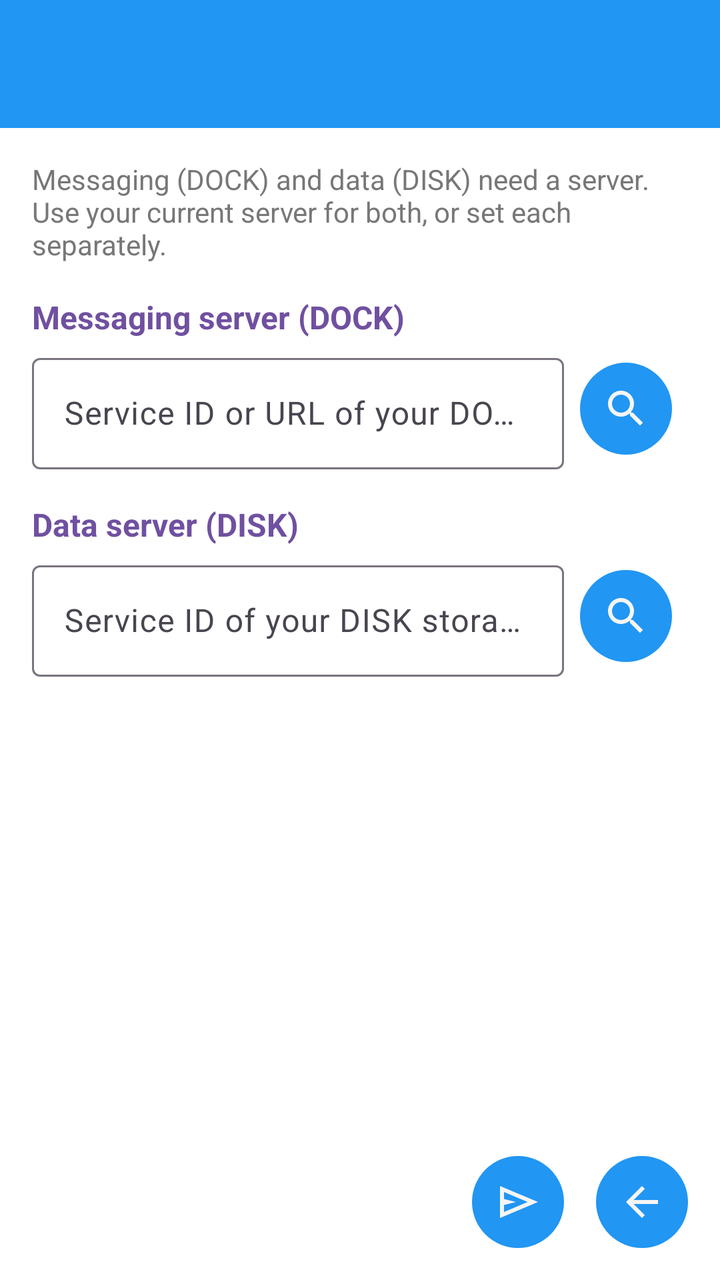
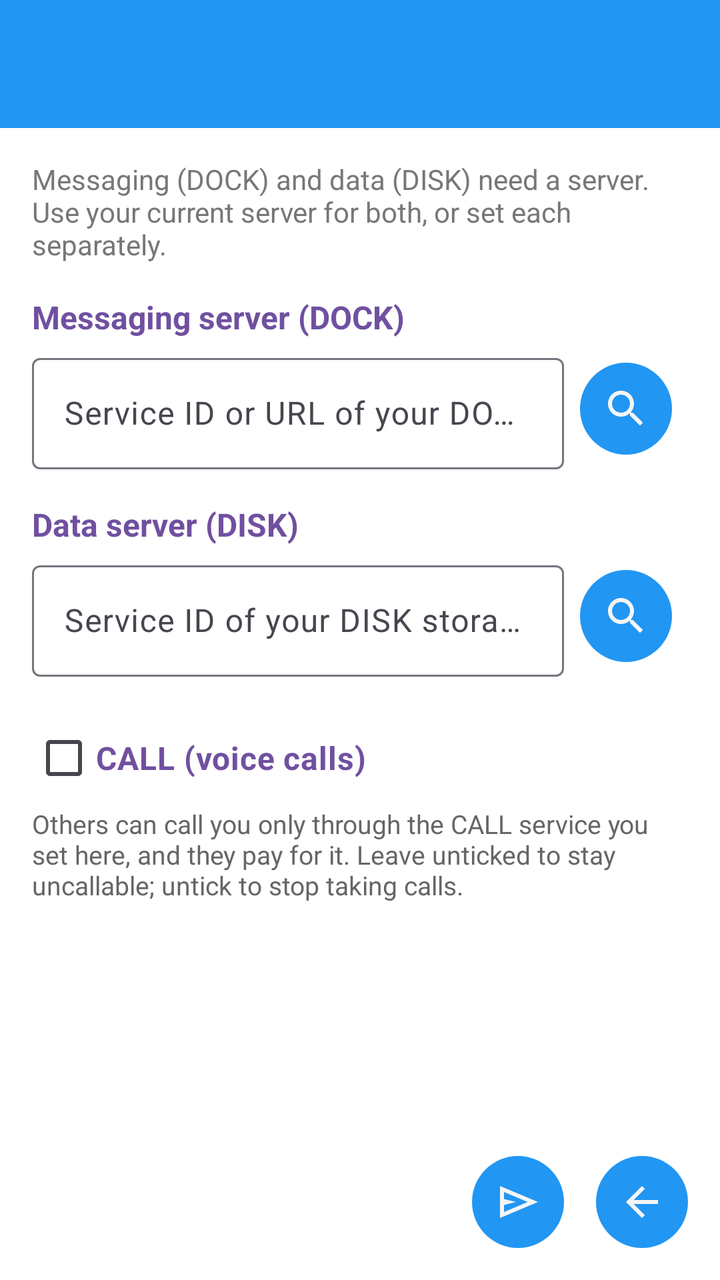

Screens rendered from an Android XML layout before and after an edit, with the pre-edit source and the edit as a unified diff.
<!-- AndroidManifest.xml: application theme Theme.Freer -->
<!-- res/layout/activity_server_setup.xml -->
<?xml version="1.0" encoding="utf-8"?>
<LinearLayout xmlns:android="http://schemas.android.com/apk/res/android"
    xmlns:app="http://schemas.android.com/apk/res-auto"
    android:layout_width="match_parent"
    android:layout_height="match_parent"
    android:orientation="vertical">

    <include layout="@layout/common_toolbar" />

    <ScrollView
        android:id="@+id/scroll_view"
        android:layout_width="match_parent"
        android:layout_height="0dp"
        android:layout_weight="1"
        android:fillViewport="true">

        <LinearLayout
            android:layout_width="match_parent"
            android:layout_height="wrap_content"
            android:orientation="vertical"
            android:padding="16dp">

            <TextView
                android:layout_width="match_parent"
                android:layout_height="wrap_content"
                android:text="@string/server_setup_message"
                android:textColor="@color/hint"
                android:textSize="14sp"
                android:layout_marginBottom="16dp" />

            
            <TextView
                android:layout_width="match_parent"
                android:layout_height="wrap_content"
                android:text="@string/server_setup_dock_label"
                android:textColor="@color/field_name"
                android:textSize="16sp"
                android:textStyle="bold"
                android:layout_marginBottom="4dp" />

            <LinearLayout
                android:layout_width="match_parent"
                android:layout_height="wrap_content"
                android:orientation="horizontal"
                android:gravity="center_vertical">

                <com.google.android.material.textfield.TextInputLayout
                    android:layout_width="0dp"
                    android:layout_height="wrap_content"
                    android:layout_weight="1"
                    app:boxBackgroundColor="@color/input_field_background"
                    style="@style/Widget.Material3.TextInputLayout.OutlinedBox">

                    <com.google.android.material.textfield.TextInputEditText
                        android:id="@+id/dock_input"
                        android:layout_width="match_parent"
                        android:layout_height="wrap_content"
                        android:hint="@string/server_setup_dock_hint"
                        android:inputType="text"
                        android:maxLines="3" />
                </com.google.android.material.textfield.TextInputLayout>

                <ImageButton
                    android:id="@+id/choose_dock_button"
                    style="@style/ImageButtonStyle"
                    android:layout_marginStart="8dp"
                    android:src="@drawable/ic_search"
                    android:contentDescription="@string/choose_another" />
            </LinearLayout>

            
            <TextView
                android:layout_width="match_parent"
                android:layout_height="wrap_content"
                android:text="@string/server_setup_disk_label"
                android:textColor="@color/field_name"
                android:textSize="16sp"
                android:textStyle="bold"
                android:layout_marginTop="16dp"
                android:layout_marginBottom="4dp" />

            <LinearLayout
                android:layout_width="match_parent"
                android:layout_height="wrap_content"
                android:orientation="horizontal"
                android:gravity="center_vertical">

                <com.google.android.material.textfield.TextInputLayout
                    android:layout_width="0dp"
                    android:layout_height="wrap_content"
                    android:layout_weight="1"
                    app:boxBackgroundColor="@color/input_field_background"
                    style="@style/Widget.Material3.TextInputLayout.OutlinedBox">

                    <com.google.android.material.textfield.TextInputEditText
                        android:id="@+id/disk_input"
                        android:layout_width="match_parent"
                        android:layout_height="wrap_content"
                        android:hint="@string/server_setup_disk_hint"
                        android:inputType="text"
                        android:maxLines="3" />
                </com.google.android.material.textfield.TextInputLayout>

                <ImageButton
                    android:id="@+id/choose_disk_button"
                    style="@style/ImageButtonStyle"
                    android:layout_marginStart="8dp"
                    android:src="@drawable/ic_search"
                    android:contentDescription="@string/choose_another" />
            </LinearLayout>

        </LinearLayout>

    </ScrollView>

    
    <LinearLayout
        android:layout_width="match_parent"
        android:layout_height="wrap_content"
        android:orientation="horizontal"
        android:padding="8dp"
        android:gravity="end">

        <ImageButton
            android:id="@+id/register_button"
            style="@style/ImageButtonStyle"
            android:src="@drawable/ic_send"
            android:contentDescription="@string/publish" />

        <ImageButton
            android:id="@+id/back_button"
            style="@style/ImageButtonStyle"
            android:src="@drawable/ic_back"
            android:contentDescription="@string/back" />

    </LinearLayout>

</LinearLayout>
<!-- res/layout/common_toolbar.xml (included above) -->
<?xml version="1.0" encoding="utf-8"?>
<androidx.appcompat.widget.Toolbar xmlns:android="http://schemas.android.com/apk/res/android"
    xmlns:app="http://schemas.android.com/apk/res-auto"
    android:id="@+id/toolbar"
    android:layout_width="match_parent"
    android:layout_height="?attr/actionBarSize"
    android:background="@color/accent"
    android:theme="@style/ThemeOverlay.Freer.Toolbar">

    <LinearLayout
        android:id="@+id/toolbar_fid_container"
        android:layout_width="wrap_content"
        android:layout_height="match_parent"
        android:layout_gravity="end"
        android:orientation="horizontal"
        android:gravity="end|center_vertical"
        android:visibility="gone"
        android:clickable="true"
        android:focusable="true"
        android:paddingStart="8dp"
        android:paddingEnd="16dp"
        android:background="?android:attr/selectableItemBackground">

        <TextView
            android:id="@+id/toolbar_fid_text"
            android:layout_width="130dp"
            android:layout_height="wrap_content"
            android:textColor="@color/main_background"
            android:paddingStart="8dp"
            android:paddingEnd="4dp"
            android:textSize="14sp"
            android:maxLines="1"
            android:gravity="end"
            android:ellipsize="middle" />

        <ImageView
            android:id="@+id/toolbar_avatar"
            android:layout_width="42dp"
            android:layout_height="42dp"
            android:background="@color/accent"
            android:scaleType="centerCrop"
            android:contentDescription="@string/avatar" />

    </LinearLayout>

</androidx.appcompat.widget.Toolbar>
<!-- resources referenced by this layout -->
<resources>
  <color name="accent">#2196F3</color>
  <color name="field_name">#7050A0</color>
  <color name="hint">#777777</color>
  <color name="input_field_background">#FFFFFF</color>
  <color name="main_background">#F5F5F5</color>
  <!-- drawable ic_back (drawable) -->
  <vector xmlns:android="http://schemas.android.com/apk/res/android"
      android:width="24dp"
      android:height="24dp"
      android:viewportWidth="960"
      android:viewportHeight="960">
    <path
        android:pathData="m313,520 l224,224 -57,56 -320,-320 320,-320 57,56 -224,224h487v80L313,520Z"
        android:fillColor="@color/main_background"/>
  </vector>
  <!-- drawable ic_search (drawable) -->
  <vector xmlns:android="http://schemas.android.com/apk/res/android"
      android:width="24dp"
      android:height="24dp"
      android:viewportWidth="24"
      android:viewportHeight="24"
      android:tint="?attr/colorOnSurface">
    <path
        android:fillColor="@android:color/white"
        android:pathData="M15.5,14h-0.79l-0.28,-0.27C15.41,12.59 16,11.11 16,9.5 16,5.91 13.09,3 9.5,3S3,5.91 3,9.5 5.91,16 9.5,16c1.61,0 3.09,-0.59 4.23,-1.57l0.27,0.28v0.79l5,4.99L20.49,19l-4.99,-5zM9.5,14C7.01,14 5,11.99 5,9.5S7.01,5 9.5,5 14,7.01 14,9.5 11.99,14 9.5,14z"/>
  </vector>
  <!-- drawable ic_send (drawable) -->
  <vector xmlns:android="http://schemas.android.com/apk/res/android"
      android:width="24dp"
      android:height="24dp"
      android:viewportWidth="960"
      android:viewportHeight="960">
    <path
        android:pathData="M120,800v-640l760,320 -760,320ZM200,680 L674,480 200,280v140l240,60 -240,60v140ZM200,680v-400,400Z"
        android:fillColor="@color/warning"/>
  </vector>
  <string name="avatar">Avatar</string>
  <string name="back">Back</string>
  <string name="choose_another">Choose another</string>
  <string name="publish">Publish</string>
  <string name="server_setup_disk_hint">Service ID of your DISK storage</string>
  <string name="server_setup_disk_label">Data server (DISK)</string>
  <string name="server_setup_dock_hint">Service ID or URL of your DOCK relay</string>
  <string name="server_setup_dock_label">Messaging server (DOCK)</string>
  <string name="server_setup_message">Messaging (DOCK) and data (DISK) need a server. Use your current server for both, or set each separately.</string>
  <style name="ImageButtonStyle">
          <item name="android:layout_width">46dp</item>
          <item name="android:layout_height">46dp</item>
          <item name="android:layout_margin">8dp</item>
          <item name="android:background">@drawable/bg_round_accent</item>
          <item name="android:tint">@color/main_background</item>
          <item name="android:scaleType">centerInside</item>
          <item name="android:padding">8dp</item>
      </style>
  <style name="ThemeOverlay.Freer.Toolbar" parent="ThemeOverlay.AppCompat.ActionBar">
          <item name="android:textColorPrimary">@color/main_background</item>
          <item name="android:textColorSecondary">@color/main_background</item>
      </style>
  <style name="Theme.Freer" parent="Base.Theme.Freer" />
  <color name="warning">#FF9800</color>
  <!-- drawable bg_round_accent (drawable) -->
  <?xml version="1.0" encoding="utf-8"?>
  <shape xmlns:android="http://schemas.android.com/apk/res/android"
      android:shape="oval">
      <solid android:color="@color/accent" />
  </shape>
  <!-- unchanged entries left out for length: 1 -->
</resources>

<!-- the commit's change to res/layout/activity_server_setup.xml (unified diff, before → after) -->
@@ -103,6 +103,57 @@
 
                 <ImageButton
                     android:id="@+id/choose_disk_button"
+                    style="@style/ImageButtonStyle"
+                    android:layout_marginStart="8dp"
+                    android:src="@drawable/ic_search"
+                    android:contentDescription="@string/choose_another" />
+            </LinearLayout>
+
+            
+            <CheckBox
+                android:id="@+id/call_checkbox"
+                android:layout_width="match_parent"
+                android:layout_height="wrap_content"
+                android:layout_marginTop="16dp"
+                android:text="@string/server_setup_call_label"
+                android:textColor="@color/field_name"
+                android:textSize="16sp"
+                android:textStyle="bold" />
+
+            <TextView
+                android:layout_width="match_parent"
+                android:layout_height="wrap_content"
+                android:layout_marginBottom="4dp"
+                android:text="@string/server_setup_call_explain"
+                android:textColor="@color/text_secondary"
+                android:textSize="13sp" />
+
+            <LinearLayout
+                android:id="@+id/call_row"
+                android:layout_width="match_parent"
+                android:layout_height="wrap_content"
+                android:orientation="horizontal"
+                android:gravity="center_vertical"
+                android:visibility="gone">
+
+                <com.google.android.material.textfield.TextInputLayout
+                    android:layout_width="0dp"
+                    android:layout_height="wrap_content"
+                    android:layout_weight="1"
+                    app:boxBackgroundColor="@color/input_field_background"
+                    style="@style/Widget.Material3.TextInputLayout.OutlinedBox">
+
+                    <com.google.android.material.textfield.TextInputEditText
+                        android:id="@+id/call_input"
+                        android:layout_width="match_parent"
+                        android:layout_height="wrap_content"
+                        android:hint="@string/server_setup_call_hint"
+                        android:inputType="text"
+                        android:maxLines="3" />
+                </com.google.android.material.textfield.TextInputLayout>
+
+                <ImageButton
+                    android:id="@+id/choose_call_button"
                     style="@style/ImageButtonStyle"
                     android:layout_marginStart="8dp"
                     android:src="@drawable/ic_search"
<!-- resource entries referenced after the edit -->
@@ -5,6 +5,7 @@
   <color name="hint">#777777</color>
   <color name="input_field_background">#FFFFFF</color>
   <color name="main_background">#F5F5F5</color>
+  <color name="text_secondary">#666666</color>
   <!-- drawable ic_back (drawable) -->
   <vector xmlns:android="http://schemas.android.com/apk/res/android"
       android:width="24dp"
@@ -40,6 +41,9 @@
   <string name="back">Back</string>
   <string name="choose_another">Choose another</string>
   <string name="publish">Publish</string>
+  <string name="server_setup_call_explain">Others can call you only through the CALL service you set here, and they pay for it. Leave unticked to stay uncallable; untick to stop taking calls.</string>
+  <string name="server_setup_call_hint">CALL service SID</string>
+  <string name="server_setup_call_label">CALL (voice calls)</string>
   <string name="server_setup_disk_hint">Service ID of your DISK storage</string>
   <string name="server_setup_disk_label">Data server (DISK)</string>
   <string name="server_setup_dock_hint">Service ID or URL of your DOCK relay</string>
